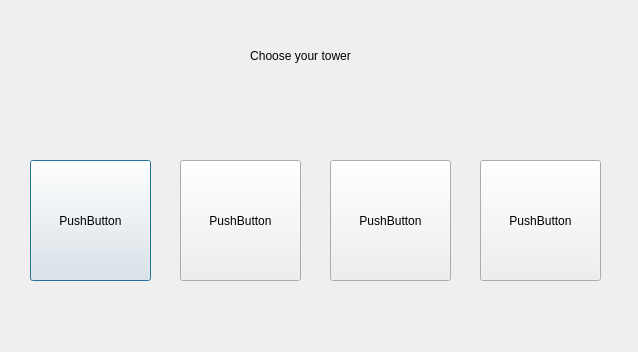
Josecespedesant/CE_vs_Estudiantes, file CE_vs_Estudiantes/choosetower.ui: the form before one commit.
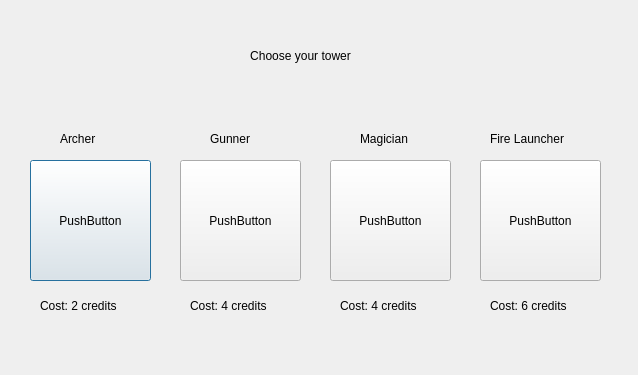
The form after the commit.

```diff
--- a/CE_vs_Estudiantes/choosetower.ui
+++ b/CE_vs_Estudiantes/choosetower.ui
@@ -7,7 +7,7 @@
     <x>0</x>
     <y>0</y>
     <width>638</width>
-    <height>352</height>
+    <height>375</height>
    </rect>
   </property>
   <property name="windowTitle">
@@ -84,6 +84,110 @@
     <string>PushButton</string>
    </property>
   </widget>
+  <widget class="QLabel" name="label_2">
+   <property name="geometry">
+    <rect>
+     <x>60</x>
+     <y>130</y>
+     <width>67</width>
+     <height>17</height>
+    </rect>
+   </property>
+   <property name="text">
+    <string>Archer</string>
+   </property>
+  </widget>
+  <widget class="QLabel" name="label_3">
+   <property name="geometry">
+    <rect>
+     <x>210</x>
+     <y>130</y>
+     <width>67</width>
+     <height>17</height>
+    </rect>
+   </property>
+   <property name="text">
+    <string>Gunner</string>
+   </property>
+  </widget>
+  <widget class="QLabel" name="label_4">
+   <property name="geometry">
+    <rect>
+     <x>360</x>
+     <y>130</y>
+     <width>67</width>
+     <height>17</height>
+    </rect>
+   </property>
+   <property name="text">
+    <string>Magician</string>
+   </property>
+  </widget>
+  <widget class="QLabel" name="label_5">
+   <property name="geometry">
+    <rect>
+     <x>490</x>
+     <y>130</y>
+     <width>101</width>
+     <height>17</height>
+    </rect>
+   </property>
+   <property name="text">
+    <string>Fire Launcher</string>
+   </property>
+  </widget>
+  <widget class="QLabel" name="label_6">
+   <property name="geometry">
+    <rect>
+     <x>40</x>
+     <y>290</y>
+     <width>101</width>
+     <height>31</height>
+    </rect>
+   </property>
+   <property name="text">
+    <string>Cost: 2 credits</string>
+   </property>
+  </widget>
+  <widget class="QLabel" name="label_7">
+   <property name="geometry">
+    <rect>
+     <x>190</x>
+     <y>290</y>
+     <width>101</width>
+     <height>31</height>
+    </rect>
+   </property>
+   <property name="text">
+    <string>Cost: 4 credits</string>
+   </property>
+  </widget>
+  <widget class="QLabel" name="label_8">
+   <property name="geometry">
+    <rect>
+     <x>340</x>
+     <y>290</y>
+     <width>101</width>
+     <height>31</height>
+    </rect>
+   </property>
+   <property name="text">
+    <string>Cost: 4 credits</string>
+   </property>
+  </widget>
+  <widget class="QLabel" name="label_9">
+   <property name="geometry">
+    <rect>
+     <x>490</x>
+     <y>290</y>
+     <width>101</width>
+     <height>31</height>
+    </rect>
+   </property>
+   <property name="text">
+    <string>Cost: 6 credits</string>
+   </property>
+  </widget>
  </widget>
  <resources/>
  <connections/>
```
